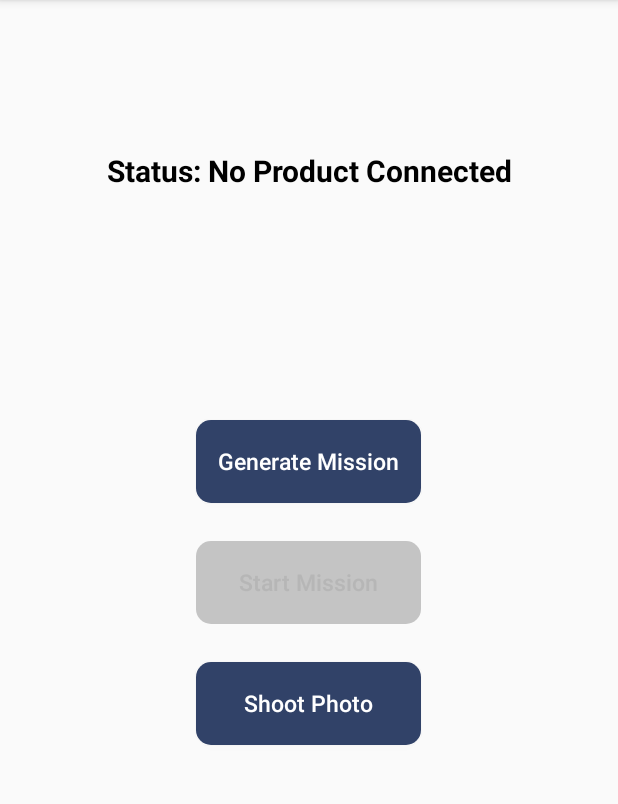
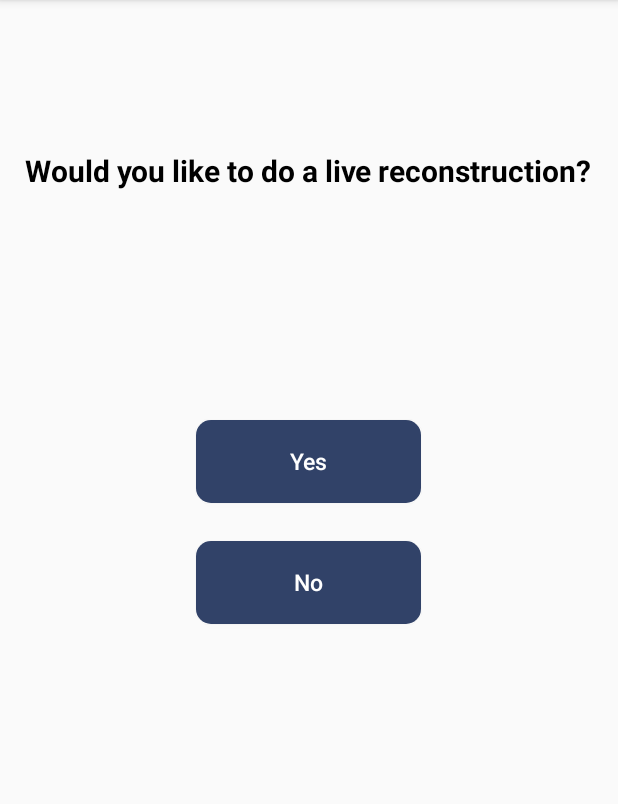
Before and after one commit to Blargedy/ENEL500, an Android app: the screen it shows after launch (FlightControlActivity before the commit, MainMenuActivity after it), on a phone screen of 412 x 824 dp, the part 84-888 px from its top. Run offline under Robolectric (Android 15) with nearby library versions, the phone set to English and light mode, and no system bars; libraries missing offline, so code that uses them is left out: dji.common.error, dji.sdk.base, dji.sdk.camera, dji.sdk.products, dji.sdk.sdkmanager; 1 statement that could not run was skipped.

Commit message:
Creating main menu (try 2)

```diff
--- a/app/src/main/java/com/dji/sdk/sample/common/activity/MainMenuActivity.java
+++ b/app/src/main/java/com/dji/sdk/sample/common/activity/MainMenuActivity.java
@@ -1,31 +1,31 @@
 package com.dji.sdk.sample.common.activity;
 
 import android.os.Bundle;
-import android.support.design.widget.FloatingActionButton;
-import android.support.design.widget.Snackbar;
 import android.support.v7.app.AppCompatActivity;
-import android.support.v7.widget.Toolbar;
-import android.view.View;
 
-import com.dji.sdk.sample.R;
+import com.dji.sdk.sample.common.presenter.MainMenuPresenter;
+import com.dji.sdk.sample.common.utility.ApplicationContextManager;
+import com.dji.sdk.sample.common.view.MainMenuView;
 
-public class MainMenuActivity extends AppCompatActivity {
+public class MainMenuActivity extends AppCompatActivity
+{
+    private ApplicationContextManager contextManager_;
+    private MainMenuView mainMenuView_;
+    private MainMenuPresenter mainMenuPresenter_;
 
     @Override
     protected void onCreate(Bundle savedInstanceState) {
         super.onCreate(savedInstanceState);
-        setContentView(R.layout.activity_main_menu);
-        Toolbar toolbar = (Toolbar) findViewById(R.id.toolbar);
-        setSupportActionBar(toolbar);
+        contextManager_ = new ApplicationContextManager(this);
 
-        FloatingActionButton fab = (FloatingActionButton) findViewById(R.id.fab);
-        fab.setOnClickListener(new View.OnClickListener() {
-            @Override
-            public void onClick(View view) {
-                Snackbar.make(view, "Replace with your own action", Snackbar.LENGTH_LONG)
-                        .setAction("Action", null).show();
-            }
-        });
+        mainMenuView_ = new MainMenuView(this);
+
+        mainMenuPresenter_ = new MainMenuPresenter(
+                mainMenuView_.reconstructLiveButton(),
+                mainMenuView_.reconstructLaterButton(),
+                contextManager_);
+
+        setContentView(mainMenuView_);
     }
 
 }
--- a/app/src/main/java/com/dji/sdk/sample/common/presenter/MainMenuPresenter.java
+++ b/app/src/main/java/com/dji/sdk/sample/common/presenter/MainMenuPresenter.java
@@ -1,8 +1,52 @@
 package com.dji.sdk.sample.common.presenter;
+
+import android.content.Context;
+import android.content.Intent;
+import android.view.View;
+import android.widget.Button;
+
+import com.dji.sdk.sample.common.activity.FlightControlActivity;
+import com.dji.sdk.sample.common.utility.I_ApplicationContextManager;
 
 /**
  * Created by Julia on 2017-02-08.
  */
 
-public class MainMenuPresenter {
+public class MainMenuPresenter implements View.OnClickListener
+{
+    private Button reconstructLiveButton_;
+    private Button reconstructLaterButton_;
+    private I_ApplicationContextManager contextManager_;
+
+    public MainMenuPresenter(
+            Button reconstructLiveButton,
+            Button reconstructLaterButton,
+            I_ApplicationContextManager contextManager)
+    {
+        reconstructLiveButton_ = reconstructLiveButton;
+        reconstructLiveButton_.setOnClickListener(this);
+
+        reconstructLaterButton_ = reconstructLaterButton;
+        reconstructLaterButton_.setOnClickListener(this);
+
+        contextManager_ = contextManager;
+    }
+
+    @Override
+    public void onClick(View view)
+    {
+        if(view.getId() == reconstructLiveButton_.getId())
+        {
+
+        }
+        else if (view.getId() == reconstructLaterButton_.getId())
+        {
+            Context context = contextManager_.getApplicationContext();
+            Intent reconstructLaterIntent = new Intent(
+                    context,FlightControlActivity.class);
+            reconstructLaterIntent.putExtra("isLiveModeEnabled", new Boolean(false));
+
+            context.startActivity(reconstructLaterIntent);
+        }
+    }
 }
--- a/app/src/main/java/com/dji/sdk/sample/common/view/MainMenuView.java
+++ b/app/src/main/java/com/dji/sdk/sample/common/view/MainMenuView.java
@@ -1,8 +1,58 @@
 package com.dji.sdk.sample.common.view;
+
+import android.content.Context;
+import android.util.AttributeSet;
+import android.widget.Button;
+import android.widget.RelativeLayout;
+
+import com.dji.sdk.sample.R;
 
 /**
  * Created by Julia on 2017-02-08.
  */
 
-public class MainMenuView {
+public class MainMenuView
+        extends RelativeLayout
+{
+    private Button reconstructLiveButton_;
+    private Button reconstructLaterButton_;
+
+    public MainMenuView(
+            Context context) {
+        super(context);
+        initUI();
+    }
+
+    public MainMenuView(
+            Context context,
+            AttributeSet attrs) {
+        super(context, attrs);
+        initUI();
+    }
+
+    public MainMenuView(
+            Context context,
+            AttributeSet attrs,
+            int defStyle) {
+        super(context, attrs, defStyle);
+        initUI();
+    }
+
+    public Button reconstructLiveButton()
+    {
+        return reconstructLiveButton_;
+    }
+
+    public Button reconstructLaterButton()
+    {
+        return reconstructLaterButton_;
+    }
+
+    private void initUI()
+    {
+        inflate(getContext(), R.layout.main_menu, this);
+
+        reconstructLiveButton_ = (Button) findViewById(R.id.btn_reconstruct_live);
+        reconstructLaterButton_ = (Button) findViewById(R.id.btn_reconstruct_later);
+    }
 }
--- a/app/src/main/res/layout/main_menu.xml
+++ b/app/src/main/res/layout/main_menu.xml
@@ -7,54 +7,40 @@
     android:orientation="vertical">
 
     <TextView
-        android:id="@+id/text_connection_status"
+        android:id="@+id/live_reconstruction_text"
         android:layout_width="wrap_content"
         android:layout_height="wrap_content"
         android:layout_centerHorizontal="true"
         android:layout_marginTop="100dp"
         android:gravity="center"
-        android:text="Status: No Product Connected"
+        android:text="Would you like to do a live reconstruction?"
         android:textColor="@android:color/black"
         android:textSize="20dp"
         android:textStyle="bold"/>
 
     <Button
-        android:id="@+id/btn_generate_mission"
+        android:id="@+id/btn_reconstruct_live"
         android:layout_width="150dp"
         android:layout_height="55dp"
         android:layout_centerHorizontal="true"
         android:layout_marginTop="280dp"
         android:background="@drawable/round_btn"
         android:textAllCaps="false"
-        android:text="Generate Mission"
+        android:text="Yes"
         android:textColor="@color/common_text_color"
         android:textSize="15dp"
         />
 
     <Button
-        android:id="@+id/btn_start_mission"
+        android:id="@+id/btn_reconstruct_later"
         android:layout_width="150dp"
         android:layout_height="55dp"
         android:layout_centerHorizontal="true"
-        android:layout_below="@+id/btn_generate_mission"
+        android:layout_below="@+id/btn_reconstruct_live"
         android:background="@drawable/round_btn"
         android:textAllCaps="false"
         android:layout_marginTop="25dp"
-        android:text="Start Mission"
-        android:textColor="@color/common_text_color"
-        android:textSize="15dp"
-        />
-
-    <Button
-        android:id="@+id/btn_shoot_photo"
-        android:layout_width="150dp"
-        android:layout_height="55dp"
-        android:layout_centerHorizontal="true"
-        android:layout_below="@+id/btn_start_mission"
-        android:background="@drawable/round_btn"
-        android:textAllCaps="false"
-        android:layout_marginTop="25dp"
-        android:text="Shoot Photo"
+        android:text="No"
         android:textColor="@color/common_text_color"
         android:textSize="15dp"
         />
--- a/app/src/main/res/values-v21/styles.xml
+++ b/app/src/main/res/values-v21/styles.xml
@@ -1,4 +1,5 @@
 <resources>
+
     <style name="AppTheme.NoActionBar">
         <item name="windowActionBar">false</item>
         <item name="windowNoTitle">true</item>
--- a/app/src/main/res/values/strings.xml
+++ b/app/src/main/res/values/strings.xml
@@ -7,4 +7,5 @@
 
     <string name="activity_component_list">Component List</string>
     <string name="success">Success</string>
+    <string name="title_activity_main_menu">MainMenuActivity</string>
 </resources>
--- a/app/src/main/res/values/styles.xml
+++ b/app/src/main/res/values/styles.xml
@@ -8,7 +8,9 @@
         <item name="colorAccent">@color/colorAccent</item>
         <item name="android:navigationBarColor">@color/colorPrimary</item>
     </style>
+
     <style name="AppTheme.AppBarOverlay" parent="ThemeOverlay.AppCompat.Dark.ActionBar" />
+
     <style name="AppTheme.PopupOverlay" parent="ThemeOverlay.AppCompat.Light" />
 
     <!-- List divider list -->
```
Also changed, not shown: app/src/main/AndroidManifest.xml (+31 -21 lines). Lines whose indentation alone changed are shown as unchanged.
